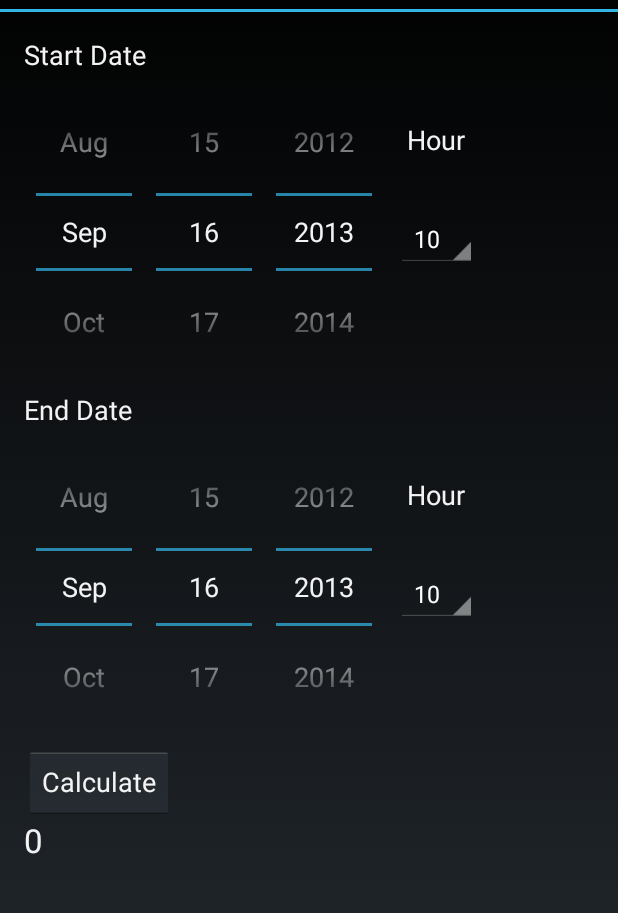
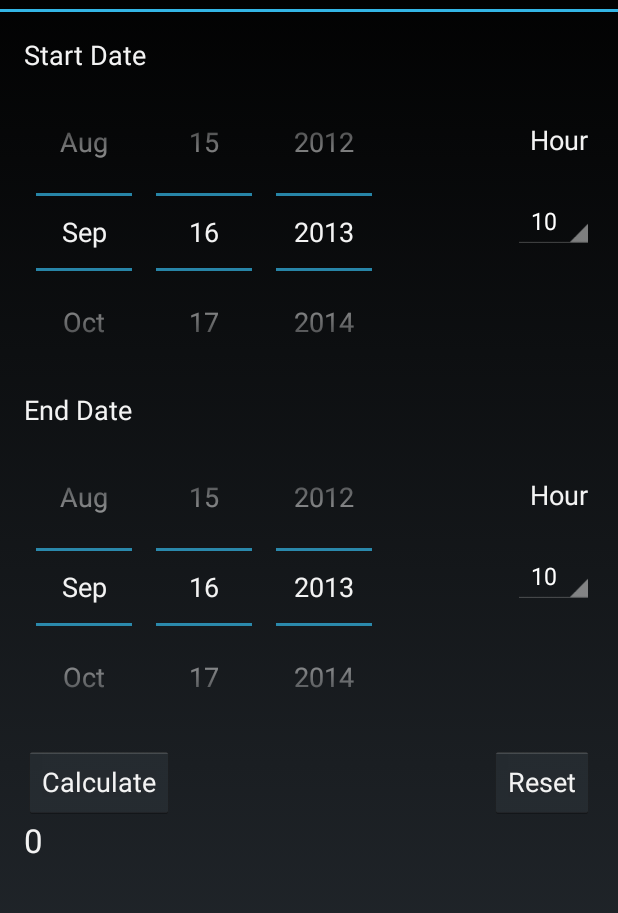
Before and after one commit to alexwlsnr/cyclr, an Android app: the screen it shows after launch (MainActivity), after a tap on "Calculate", on a phone screen of 412 x 824 dp, the part 60-973 px from its top. Run offline under Robolectric (Android 15) with nearby library versions, the phone set to English and light mode, and no system bars.

Commit message:
Changed layouts from linear to relative

```diff
--- a/CycleTimeCalc/src/main/java/com/alexwlsnr/cycletimecalc/CycleTimeUtils.java
+++ b/CycleTimeCalc/src/main/java/com/alexwlsnr/cycletimecalc/CycleTimeUtils.java
@@ -1,7 +1,59 @@
 package com.alexwlsnr.cycletimecalc;
+
+import org.joda.time.DateTime;
+import org.joda.time.DateTimeConstants;
+import org.joda.time.Hours;
+
+import java.util.ArrayList;
 
 /**
  * Created by alex on 16/09/13.
  */
 public class CycleTimeUtils {
+
+
+    public static int getCycleTime(DateTime startDate, DateTime endDate)
+    {
+        return getCycleTime(startDate, endDate, new ArrayList<DateTime>());
+    }
+
+    public static int getCycleTime(DateTime startDate, DateTime endDate, ArrayList<DateTime> nonWorkingDays)
+    {
+
+        int workDays = 0;
+        int count = 0;
+        while(!startDate.plusDays(count).toLocalDate().isEqual(endDate.toLocalDate()))
+        {
+            Boolean isNonworkingDay = false;
+            for(DateTime nonWorkingDay: nonWorkingDays)
+            {
+                if(startDate.plusDays(count).toLocalDate().isEqual(nonWorkingDay.toLocalDate()))
+                {
+                    isNonworkingDay = true;
+                }
+
+
+            }
+            if(!isWeekend(startDate.plusDays(count++)))
+            {
+                workDays++;
+            }
+        }
+
+
+        int workHours = workDays * 8;
+        int hourDiff = Hours.hoursBetween(startDate.plusDays(count), endDate).getHours();
+        workHours += hourDiff > 8 ? 8 : hourDiff;
+
+
+
+
+        return workHours;
+    }
+
+
+    public static boolean isWeekend(DateTime dateTime)
+    {
+        return (DateTimeConstants.SATURDAY == dateTime.dayOfWeek().get() || DateTimeConstants.SUNDAY == dateTime.dayOfWeek().get());
+    }
 }
--- a/CycleTimeCalc/src/main/java/com/alexwlsnr/cycletimecalc/MainActivity.java
+++ b/CycleTimeCalc/src/main/java/com/alexwlsnr/cycletimecalc/MainActivity.java
@@ -1,28 +1,20 @@
 package com.alexwlsnr.cycletimecalc;
 
-import android.app.DatePickerDialog;
 import android.os.Bundle;
-import android.support.v4.app.DialogFragment;
 import android.support.v4.app.FragmentActivity;
 import android.view.Menu;
 import android.view.View;
 import android.widget.ArrayAdapter;
-import android.widget.Button;
 import android.widget.DatePicker;
 import android.widget.Spinner;
 import android.widget.TextView;
 
 import org.joda.time.DateTime;
-import org.joda.time.DateTimeConstants;
-import org.joda.time.Days;
-import org.joda.time.Hours;
 
-import java.text.DateFormat;
 import java.util.Arrays;
 import java.util.Calendar;
-import java.util.Date;
-import java.util.GregorianCalendar;
-import java.util.List;
+
+import static com.alexwlsnr.cycletimecalc.CycleTimeUtils.getCycleTime;
 
 public class MainActivity extends FragmentActivity {
 
@@ -93,6 +85,16 @@ public class MainActivity extends FragmentActivity {
         endHourSpinner.setSelection(defaultIndex);
 
     }
+    public void resetUi(View v)
+    {
+        configureSpinners();
+        Calendar currentDate = Calendar.getInstance();
+        DatePicker startDatePicker = (DatePicker) findViewById(R.id.startDatePicker);
+        DatePicker endDatePicker = (DatePicker) findViewById(R.id.endDatePicker);
+        startDatePicker.getCalendarView().setDate(currentDate.getTimeInMillis());
+        endDatePicker.getCalendarView().setDate(currentDate.getTimeInMillis());
+    }
+
 
     public void calculate(View v)
     {
@@ -107,43 +109,10 @@ public class MainActivity extends FragmentActivity {
         DateTime endDate = new DateTime(endDatePicker.getYear(), endDatePicker.getMonth(), endDatePicker.getDayOfMonth(), endHour, 0); //GregorianCalendar(endDatePicker.getYear(), endDatePicker.getMonth(), endDatePicker.getDayOfMonth(), endHour, 0);
 
 
-        int cycleTime = getWorkingHoursBetweenTwoDates(startDate, endDate);
+        int cycleTime = getCycleTime(startDate, endDate);
         TextView resultsArea = (TextView) findViewById(R.id.cycleTimeTextView);
 
         resultsArea.setText(Integer.toString(cycleTime));
     }
 
-
-
-    private static int getWorkingHoursBetweenTwoDates(DateTime startDate, DateTime endDate) {
-
-        int workDays = 0;
-        int count = 0;
-        while(Days.daysBetween(startDate.plusDays(count), endDate).isGreaterThan(Days.ZERO))
-        {
-
-            if(!isWeekend(startDate.plusDays(count++)))
-            {
-                workDays++;
-            }
-        }
-
-
-        int workHours = workDays * 8;
-        workHours += Hours.hoursBetween(startDate.plusDays(count), endDate).getHours();
-
-
-
-
-        return workHours;
-    }
-
-    private static boolean isWeekend(DateTime dateTime)
-    {
-        return (DateTimeConstants.SATURDAY == dateTime.dayOfWeek().get() || DateTimeConstants.SUNDAY == dateTime.dayOfWeek().get());
-    }
-
-
-
-
 }
--- a/CycleTimeCalc/src/main/res/layout/activity_main.xml
+++ b/CycleTimeCalc/src/main/res/layout/activity_main.xml
@@ -8,57 +8,49 @@
     android:paddingBottom="@dimen/activity_vertical_margin"
     tools:context=".MainActivity">
 
-    <LinearLayout
-            android:orientation="vertical"
-            android:layout_width="fill_parent"
-            android:layout_height="wrap_content"
-            android:layout_alignParentTop="true">
+    <RelativeLayout
+        android:layout_height="fill_parent"
+        android:layout_width="fill_parent">
 
         <TextView
                 android:layout_width="wrap_content"
                 android:layout_height="wrap_content"
                 android:textAppearance="?android:attr/textAppearanceMedium"
                 android:text="Start Date"
-                android:id="@+id/textView"/>
+                android:id="@+id/startDateTextView"/>
 
 
-        <LinearLayout
-                android:layout_width="wrap_content"
-                android:layout_height="wrap_content"
-                android:layout_gravity="left|center_vertical"
-                android:orientation="horizontal">
+
 
             <DatePicker
                     android:layout_width="wrap_content"
                     android:layout_height="wrap_content"
-                    android:textSize="5sp"
                     android:id="@+id/startDatePicker"
+                    android:layout_below="@id/startDateTextView"
                     android:spinnersShown="true"
                     android:calendarViewShown="false"/>
-            <LinearLayout
-                android:layout_width="wrap_content"
-                android:layout_height="fill_parent"
-                android:layout_gravity="right|center_vertical"
-                android:orientation="vertical">
+
 
                 <TextView
                     android:layout_width="wrap_content"
                     android:layout_height="wrap_content"
+                    android:textAppearance="?android:attr/textAppearanceMedium"
+                    android:layout_marginRight="4dp"
                     android:layout_marginTop="32dp"
-                    android:textAppearance="?android:attr/textAppearanceMedium"
-                    android:layout_gravity="center_horizontal"
                     android:text="Hour"
+                    android:layout_alignParentRight="true"
+                    android:layout_below="@id/startDateTextView"
                     android:id="@+id/startHourTextView"/>
+
                 <Spinner
                     android:layout_width="wrap_content"
                     android:layout_height="wrap_content"
-                    android:layout_marginTop="36dp"
                     android:id="@+id/startHourSpinner"
-                    android:layout_gravity="center_horizontal"
+                    android:layout_marginTop="24dp"
+                    android:layout_alignParentRight="true"
+                    android:layout_below="@id/startHourTextView"
                     />
-            </LinearLayout>
 
-        </LinearLayout>
 
 
         <TextView
@@ -66,14 +58,10 @@
                 android:layout_height="wrap_content"
                 android:textAppearance="?android:attr/textAppearanceMedium"
                 android:text="End Date"
-                android:id="@+id/textView2"
+                android:id="@+id/endDateTextView"
+                android:layout_below="@id/startDatePicker"
                 android:layout_gravity="left|center_vertical"/>
 
-        <LinearLayout
-                android:layout_width="fill_parent"
-                android:layout_height="wrap_content"
-                android:layout_gravity="left|center_vertical"
-                android:orientation="horizontal">
 
 
 
@@ -83,33 +71,31 @@
                     android:layout_height="wrap_content"
                     android:id="@+id/endDatePicker"
                     android:spinnersShown="true"
+                    android:layout_below="@id/endDateTextView"
                     android:calendarViewShown="false"/>
-            <LinearLayout
-                    android:layout_width="wrap_content"
-                    android:layout_height="fill_parent"
-                    android:layout_gravity="right|center_vertical"
-                    android:orientation="vertical">
+
 
                 <TextView
                         android:layout_width="wrap_content"
                         android:layout_height="wrap_content"
+                        android:layout_marginRight="4dp"
                         android:layout_marginTop="32dp"
                         android:textAppearance="?android:attr/textAppearanceMedium"
                         android:layout_gravity="center_horizontal"
+                        android:layout_alignParentRight="true"
+                        android:layout_below="@id/endDateTextView"
                         android:text="Hour"
-                        android:id="@+id/startHourTextView"/>
+                        android:id="@+id/endHourTextView"/>
                 <Spinner
                     android:layout_width="wrap_content"
                     android:layout_height="wrap_content"
-                        android:layout_marginTop="36dp"
+                    android:layout_marginTop="24dp"
                     android:id="@+id/endHourSpinner"
+                    android:layout_below="@id/endHourTextView"
+                    android:layout_alignParentRight="true"
                     android:layout_gravity="center_horizontal"
                     />
-            </LinearLayout>
 
-
-
-        </LinearLayout>
 
             <Button
                     android:layout_width="wrap_content"
@@ -117,15 +103,28 @@
                     android:text="Calculate"
                     android:id="@+id/calculateButton"
                     android:onClick="calculate"
+                    android:layout_below="@id/endDatePicker"
                     android:layout_gravity="left|center_vertical"/>
+
+            <Button
+                android:layout_width="wrap_content"
+                android:layout_height="wrap_content"
+                android:text="Reset"
+                android:id="@+id/resetButton"
+                android:onClick="resetUi"
+                android:layout_gravity="right|center_vertical"
+                android:layout_below="@id/endDatePicker"
+                android:layout_alignParentRight="true"/>
 
         <TextView
                 android:layout_width="wrap_content"
                 android:layout_height="wrap_content"
                 android:textAppearance="?android:attr/textAppearanceLarge"
                 android:id="@+id/cycleTimeTextView"
-                android:layout_gravity="left|center_vertical"/>
+                android:layout_below="@id/calculateButton"
+                android:layout_gravity="left|center_vertical"
+                />
 
-    </LinearLayout>
+    </RelativeLayout>
 
 </ScrollView>
```
Also changed, not shown: 3 other files. Lines whose indentation alone changed are shown as unchanged.
